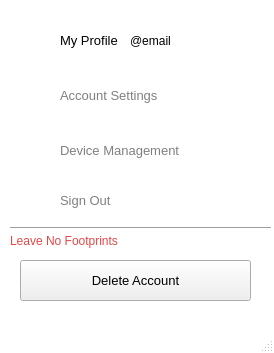
This is spck1/Account.ui in quannhi/SPCK as Qt 5 draws it before an edit. The edited form follows.
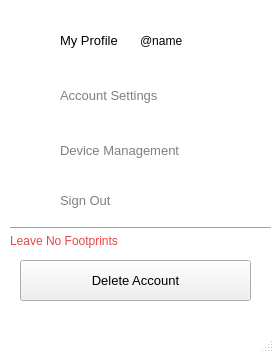
This is the edited form. Icons and pictures are not drawn.

Diff of the .ui file:
```diff
--- a/spck1/Account.ui
+++ b/spck1/Account.ui
@@ -128,14 +128,14 @@
    <widget class="QLabel" name="label_7">
     <property name="geometry">
      <rect>
-      <x>130</x>
+      <x>140</x>
       <y>20</y>
       <width>55</width>
       <height>41</height>
      </rect>
     </property>
     <property name="text">
-     <string>@email</string>
+     <string>@name</string>
     </property>
    </widget>
    <widget class="QWidget" name="widget" native="true">
```
